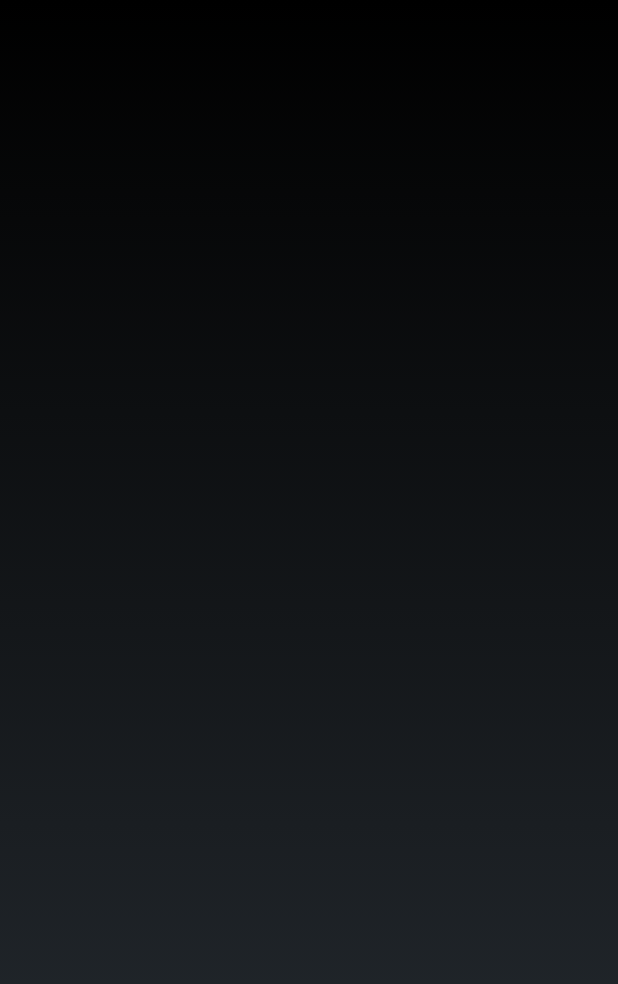
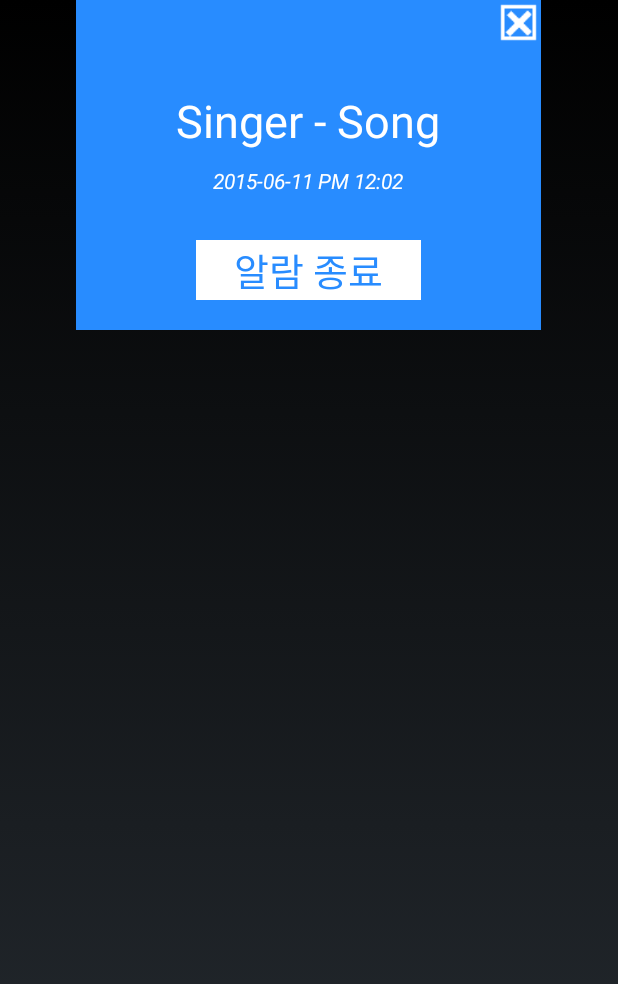
Before and after one commit to MobileCloudClass2015/MusikUp, an Android app: the AlarmPopupActivity screen opened directly, with no data from a screen before it, on a phone screen of 412 x 824 dp. Shown: the top 984 px of the screen. Run offline under Robolectric (Android 15) with nearby library versions, the phone set to English and light mode, and no system bars.

Commit message:
Add PopupWindow UI

```diff
--- a/Client/Musikup/app/src/main/java/kr/ac/kookmin/cs/musikup/AlarmPopupActivity.java
+++ b/Client/Musikup/app/src/main/java/kr/ac/kookmin/cs/musikup/AlarmPopupActivity.java
@@ -1,39 +1,17 @@
 package kr.ac.kookmin.cs.musikup;
 
-import android.support.v7.app.ActionBarActivity;
+import android.app.Activity;
 import android.os.Bundle;
-import android.view.Menu;
-import android.view.MenuItem;
+import android.view.LayoutInflater;
 
 
-public class AlarmPopupActivity extends ActionBarActivity {
+public class AlarmPopupActivity extends Activity {
 
     @Override
     protected void onCreate(Bundle savedInstanceState) {
         super.onCreate(savedInstanceState);
-        setContentView(R.layout.activity_alarm_popup);
+        LayoutInflater inflater = LayoutInflater.from(this);
+        setContentView(inflater.inflate(R.layout.activity_alarm_popup,null));
     }
 
-
-    @Override
-    public boolean onCreateOptionsMenu(Menu menu) {
-        // Inflate the menu; this adds items to the action bar if it is present.
-        getMenuInflater().inflate(R.menu.menu_alarm_popup, menu);
-        return true;
-    }
-
-    @Override
-    public boolean onOptionsItemSelected(MenuItem item) {
-        // Handle action bar item clicks here. The action bar will
-        // automatically handle clicks on the Home/Up button, so long
-        // as you specify a parent activity in AndroidManifest.xml.
-        int id = item.getItemId();
-
-        //noinspection SimplifiableIfStatement
-        if (id == R.id.action_settings) {
-            return true;
-        }
-
-        return super.onOptionsItemSelected(item);
-    }
 }
--- a/Client/Musikup/app/src/main/java/kr/ac/kookmin/cs/musikup/AlarmReceiver.java
+++ b/Client/Musikup/app/src/main/java/kr/ac/kookmin/cs/musikup/AlarmReceiver.java
@@ -1,5 +1,6 @@
 package kr.ac.kookmin.cs.musikup;
 
+import android.app.PendingIntent;
 import android.content.BroadcastReceiver;
 import android.content.Context;
 import android.content.Intent;
@@ -12,14 +13,6 @@ public class AlarmReceiver extends BroadcastReceiver {
     @Override
     public void onReceive(Context context, Intent intent)
     {
-//        PowerManager pm = (PowerManager) context.getSystemService(Context.POWER_SERVICE);
-//        PowerManager.WakeLock wl = pm.newWakeLock(PowerManager.PARTIAL_WAKE_LOCK, "");
-//        wl.acquire();
-//
-//
-//        Toast.makeText(context, "Alarm !!!!!!!!!!", Toast.LENGTH_LONG).show(); // example
-//
-//        wl.release();
 
         boolean[] week = intent.getBooleanArrayExtra("weekday");
         Calendar calendar = Calendar.getInstance();
@@ -27,7 +20,14 @@ public class AlarmReceiver extends BroadcastReceiver {
         if(!week[calendar.get(Calendar.DAY_OF_WEEK)]) //Sunday=1, Monday=2... Saturday=7
             return;
 
-        Intnet notiyfy = new Intent(context,)
+        Intent notify = new Intent(context,AlarmPopupActivity.class);
+        PendingIntent sender = PendingIntent.getActivity(context, 0, notify, 0);
+
+        try {
+            sender.send();
+        } catch(Exception e){
+            e.printStackTrace();
+        }
 
 
     }
--- a/Client/Musikup/app/src/main/res/layout/activity_alarm.xml
+++ b/Client/Musikup/app/src/main/res/layout/activity_alarm.xml
@@ -1,5 +1,4 @@
 <RelativeLayout xmlns:android="http://schemas.android.com/apk/res/android"
-    xmlns:tools="http://schemas.android.com/tools"
     android:layout_width="match_parent"
     android:layout_height="match_parent"
     android:background="#ffffff">
--- a/Client/Musikup/app/src/main/res/layout/activity_alarm_popup.xml
+++ b/Client/Musikup/app/src/main/res/layout/activity_alarm_popup.xml
@@ -1,5 +1,53 @@
+<?xml version="1.0" encoding="utf-8"?>
 <RelativeLayout xmlns:android="http://schemas.android.com/apk/res/android"
     android:layout_width="match_parent"
     android:layout_height="match_parent">
 
+    <RelativeLayout
+        android:layout_width="310dp"
+        android:layout_height="220dp"
+        android:layout_centerHorizontal="true"
+        android:background="#288cff">
+
+        <TextView
+            android:id="@+id/songInfoText"
+            android:layout_width="wrap_content"
+            android:layout_height="wrap_content"
+            android:layout_marginTop="60dp"
+            android:layout_centerHorizontal="true"
+            android:text="Singer - Song"
+            android:textColor="#ffffff"
+            android:textSize="30dp" />
+
+        <TextView
+            android:id="@+id/timeText"
+            android:layout_width="wrap_content"
+            android:layout_height="wrap_content"
+            android:layout_below="@id/songInfoText"
+            android:layout_centerHorizontal="true"
+            android:layout_marginTop="10dp"
+            android:textColor="#ffffff"
+            android:text="2015-06-11 PM 12:02"
+            android:textStyle="italic"/>
+
+        <ImageButton
+            android:id="@+id/exitBtn"
+            android:layout_width="30dp"
+            android:layout_height="30dp"
+            android:layout_alignParentRight="true"
+            android:background="@drawable/close_btn"
+             />
+
+        <Button
+            android:layout_width="150dp"
+            android:layout_height="40dp"
+            android:textSize="25dp"
+            android:text="알람 종료"
+            android:textColor="#288cff"
+            android:background="#ffffff"
+            android:layout_alignParentBottom="true"
+            android:layout_centerHorizontal="true"
+            android:layout_marginBottom="20dp"
+            />
+    </RelativeLayout>
 </RelativeLayout>
--- a/Client/Musikup/app/src/main/res/layout/custom_dialog.xml
+++ b/Client/Musikup/app/src/main/res/layout/custom_dialog.xml
@@ -1,6 +1,6 @@
-<?xml version="1.0" encoding="utf-8"?>
 <LinearLayout xmlns:android="http://schemas.android.com/apk/res/android"
-    android:orientation="vertical" android:layout_width="310dp"
+    android:orientation="vertical"
+    android:layout_width="310dp"
     android:layout_height="280dp">
 
     <TimePicker
```
Also changed, not shown: Client/Musikup/app/src/main/res/drawable/close_btn.png (added).
